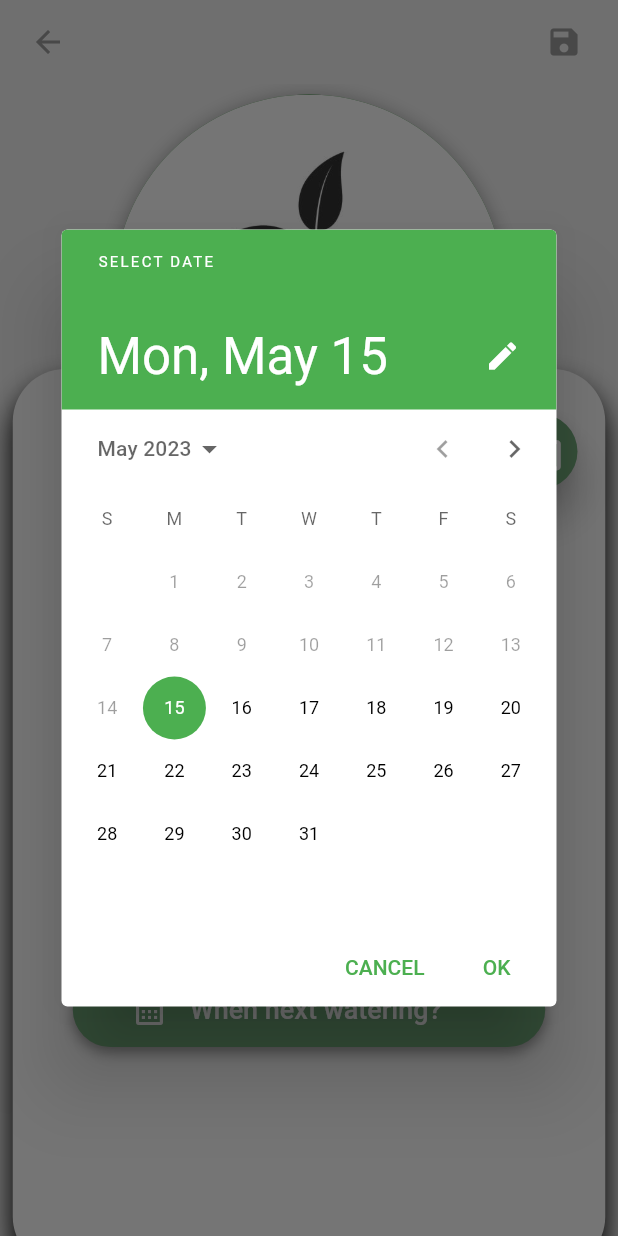
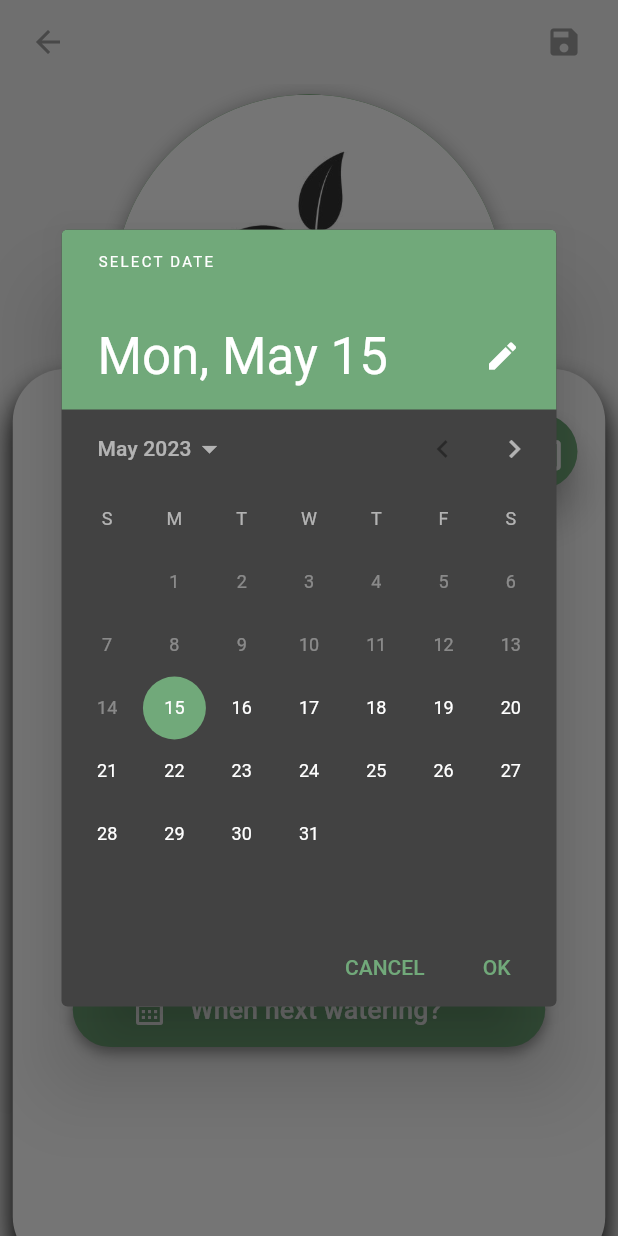
Before and after one commit to dariapichlak/gardening, a Flutter app: the AddPlantPage screen opened directly, after a tap on "When next watering?", on a phone screen of 412 x 824 dp. Run offline on Flutter 3.47's test engine with Material 2 defaults, Android fonts, the phone set to English and light mode, and no system bars; our stand-ins replace bloc, cloud_firestore, curved_navigation_bar, dio, firebase_auth, firebase_core and 5 more; missing offline and left inert: flutterfire_ui; accounts and stored records are empty; Roboto replaces fonts that are missing (Antic).

Commit message:
Improve logic of adding plants

```diff
--- a/lib/home/pages/plants_page_content/add_plant_page/add_plant_page.dart
+++ b/lib/home/pages/plants_page_content/add_plant_page/add_plant_page.dart
@@ -260,7 +260,8 @@ class _AddPlantPageBodyState extends State<_AddPlantPageBody> {
                       height: 20,
                     ),
                     TextField(
-                      onChanged: widget.onTitleChanged,
+                      onChanged: widget.onTempChanged,
+                      keyboardType: TextInputType.number,
                       textAlign: TextAlign.start,
                       decoration: const InputDecoration(
                         icon: Icon(
@@ -274,7 +275,7 @@ class _AddPlantPageBodyState extends State<_AddPlantPageBody> {
                       height: 20,
                     ),
                     TextField(
-                      onChanged: widget.onTitleChanged,
+                      onChanged: widget.onSunChanged,
                       textAlign: TextAlign.start,
                       decoration: const InputDecoration(
                         icon: Icon(
@@ -288,7 +289,8 @@ class _AddPlantPageBodyState extends State<_AddPlantPageBody> {
                       height: 20,
                     ),
                     TextField(
-                      onChanged: widget.onTitleChanged,
+                      onChanged: widget.onWaterChanged,
+                      keyboardType: TextInputType.number,
                       textAlign: TextAlign.start,
                       decoration: const InputDecoration(
                         icon: Icon(
@@ -309,6 +311,16 @@ class _AddPlantPageBodyState extends State<_AddPlantPageBody> {
                           firstDate: DateTime.now(),
                           lastDate: DateTime.now().add(
                             const Duration(days: 365 * 10),
+                          ),
+                          builder: (context, child) => Theme(
+                            data: ThemeData().copyWith(
+                                colorScheme: const ColorScheme.dark(
+                                  primary: Color.fromARGB(255, 113, 169, 122),
+                                  onPrimary: Colors.white,
+                                  surface: Color.fromARGB(255, 113, 169, 122),
+                                ),
+                                dialogBackgroundColor: Colors.black),
+                            child: child!,
                           ),
                         );
                         widget.onDateChanged(selectedDate);
```
